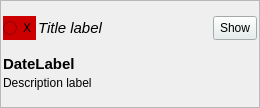
Old version of the form TimelineArchitect/eventframe_View.ui in the repository GrzegorzDomaradzki/TimelineArchitect.
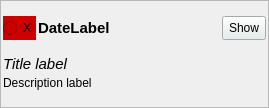
New version of the form.

```diff
--- a/TimelineArchitect/eventframe_View.ui
+++ b/TimelineArchitect/eventframe_View.ui
@@ -9,7 +9,7 @@
    <rect>
     <x>0</x>
     <y>0</y>
-    <width>260</width>
+    <width>269</width>
     <height>108</height>
    </rect>
   </property>
@@ -65,7 +65,7 @@
       <number>2</number>
      </property>
      <item>
-      <layout class="QHBoxLayout" name="horizontalLayout" stretch="1,10,0">
+      <layout class="QHBoxLayout" name="horizontalLayout" stretch="1,6,1">
        <property name="sizeConstraint">
         <enum>QLayout::SetDefaultConstraint</enum>
        </property>
@@ -535,7 +535,7 @@
         </widget>
        </item>
        <item>
-        <widget class="QLabel" name="TitleLab">
+        <widget class="QLabel" name="DateLab">
          <property name="maximumSize">
           <size>
            <width>16777215</width>
@@ -545,11 +545,12 @@
          <property name="font">
           <font>
            <pointsize>11</pointsize>
-           <italic>true</italic>
+           <weight>75</weight>
+           <bold>true</bold>
           </font>
          </property>
          <property name="text">
-          <string>Title label</string>
+          <string>DateLabel</string>
          </property>
         </widget>
        </item>
@@ -1017,9 +1018,9 @@
       </layout>
      </item>
      <item>
-      <layout class="QVBoxLayout" name="verticalLayout" stretch="4,8">
+      <layout class="QVBoxLayout" name="verticalLayout" stretch="1,2">
        <item>
-        <widget class="QLabel" name="DateLab">
+        <widget class="QLabel" name="TitleLab">
          <property name="maximumSize">
           <size>
            <width>16777215</width>
@@ -1029,12 +1030,11 @@
          <property name="font">
           <font>
            <pointsize>11</pointsize>
-           <weight>75</weight>
-           <bold>true</bold>
+           <italic>true</italic>
           </font>
          </property>
          <property name="text">
-          <string>DateLabel</string>
+          <string>Title label</string>
          </property>
         </widget>
        </item>
```
